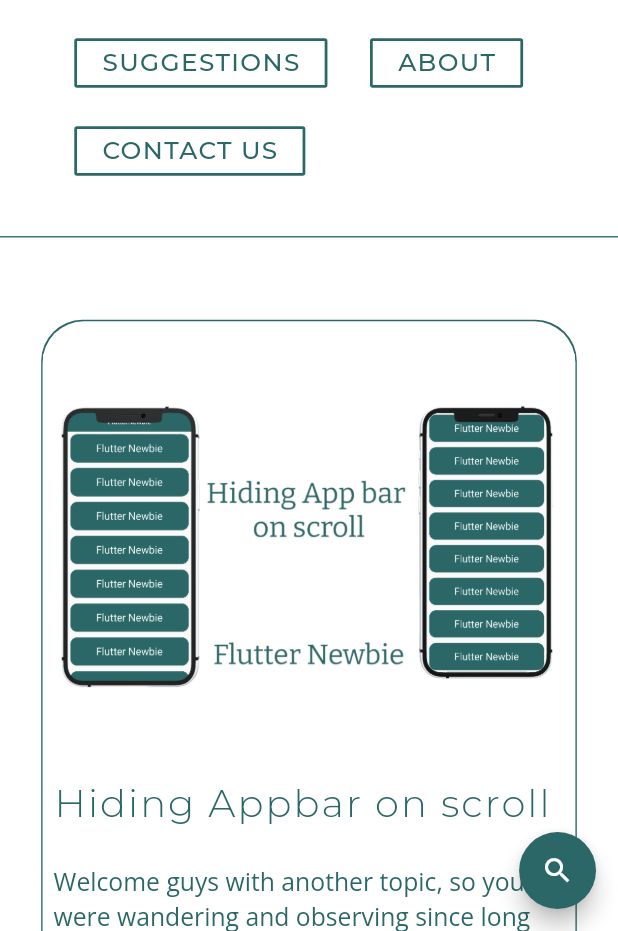
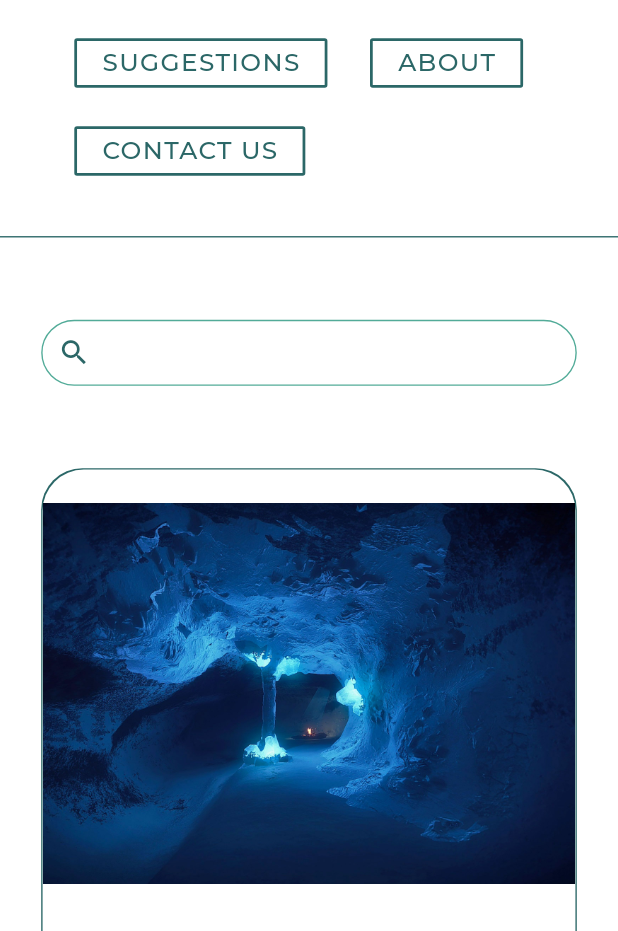
Before and after one commit to D-ENCODER/Flutter-Newbie, a Flutter app: the BlogPage screen opened directly, on a phone screen of 412 x 824 dp, the part 305-1236 px from its top. Run offline on Flutter 3.47's test engine with Material 2 defaults, Android fonts, the phone set to English and light mode, and no system bars; our stand-ins replace animated_text_kit, cloud_firestore, firebase_core, firebase_messaging, fluttertoast, google_fonts and 2 more; accounts and stored records are empty.

Commit message:
Changes done

```diff
--- a/lib/Blog Data/blog_list.dart
+++ b/lib/Blog Data/blog_list.dart
@@ -1,8 +1,13 @@
 import 'package:flutter_blog/Menu%20Bar/home.dart';
 import '../Menu Bar/blogpage.dart';
 
-class BlogData {
-  static List<Data> data1 = [
+final allData = <Data>[
+  Data(
+    'Nohing goes here',
+    'assets/background.png',
+    'hey',
+    MyHomePage(),
+  ),
   Data(
     'Hiding Appbar on scroll',
     'assets/hide_appbar_on_scroll.png',
@@ -10,4 +15,3 @@ class BlogData {
     MyHomePage(),
   ),
 ];
-}
--- a/lib/Constants/constants.dart
+++ b/lib/Constants/constants.dart
@@ -163,7 +163,7 @@ InputDecoration inputMethod() {
   return InputDecoration(
     hintText: 'Enter your name',
     hintStyle: TextStyle(
-      fontWeight: FontWeight.w100,
+      fontWeight: FontWeight.normal,
       color: Colors.white,
     ),
     contentPadding: EdgeInsets.symmetric(vertical: 10.0, horizontal: 20.0),
--- a/lib/Menu Bar/blogpage.dart
+++ b/lib/Menu Bar/blogpage.dart
@@ -1,6 +1,6 @@
 import 'package:flutter/material.dart';
+import 'package:flutter_blog/Constants/constants.dart';
 import 'package:flutter_blog/Footer/footer.dart';
-import 'package:search_page/search_page.dart';
 import '../Blog Data/blog_list.dart';
 import 'listitem.dart';
 import 'menubar.dart';
@@ -20,6 +20,14 @@ class BlogPage extends StatefulWidget {
 }
 
 class _BlogPageState extends State<BlogPage> {
+  String query = '';
+  late List<Data> blogs;
+  @override
+  void initState() {
+    super.initState();
+    blogs = allData;
+  }
+
   @override
   Widget build(BuildContext context) {
     return Scaffold(
@@ -30,12 +38,16 @@ class _BlogPageState extends State<BlogPage> {
             child: Column(
               children: [
                 MenuBar(),
+                Padding(
+                  padding: const EdgeInsets.all(30.0),
+                  child: buildSearch(),
+                ),
                 ListView.builder(
                   physics: NeverScrollableScrollPhysics(),
                   shrinkWrap: true,
-                  itemCount: BlogData.data1.length,
+                  itemCount: blogs.length,
                   itemBuilder: (context, index) {
-                    final Data data = BlogData.data1[index];
+                    final Data data = blogs[index];
                     return Padding(
                       padding: const EdgeInsets.all(30.0),
                       child: Column(
@@ -80,61 +92,83 @@ class _BlogPageState extends State<BlogPage> {
           ),
         ],
       ),
-      floatingActionButton: FloatingActionButton(
-        backgroundColor: Color(0xff2b6767),
-        onPressed: () {
-          showSearch(
-            context: context,
-            delegate: SearchPage<Data>(
-                failure: Center(
-                  child: Text('No such blog found :('),
-                ),
-                searchLabel: 'Search Blogs',
-                builder: (data) => GestureDetector(
-                      onTap: () {
-                        Navigator.push(
-                          context,
-                          MaterialPageRoute(
-                            builder: (context) {
-                              return data.name;
-                            },
-                          ),
-                        );
-                      },
-                      child: Padding(
-                        padding: const EdgeInsets.all(8.0),
-                        child: Container(
-                          decoration: BoxDecoration(
-                            color: Color(0xff2b6767),
-                            borderRadius: BorderRadius.all(
-                              Radius.circular(20),
-                            ),
-                          ),
-                          child: Padding(
-                            padding: const EdgeInsets.all(1.0),
-                            child: Container(
-                              decoration: BoxDecoration(
-                                color: Colors.white,
-                                borderRadius: BorderRadius.all(
-                                  Radius.circular(20),
-                                ),
-                              ),
-                              child: ListTile(
-                                title: Text(data.title),
-                                subtitle: Text(data.subtitle),
-                              ),
-                            ),
-                          ),
-                        ),
-                      ),
-                    ),
-                filter: (data) => [data.title],
-                items: BlogData.data1),
-          );
-        },
-        tooltip: 'Search',
-        child: Icon(Icons.search),
-      ),
     );
   }
+
+  Widget buildSearch() => SearchWidget(
+        text: query,
+        onChanged: searchBlog,
+        hintText: 'Search Blogs......',
+      );
+
+  void searchBlog(String query) {
+    final blogs = allData.where((data) {
+      final blogTitle = data.title.toLowerCase();
+      final searchLower = query.toLowerCase();
+
+      return blogTitle.contains(searchLower);
+    }).toList();
+    setState(() {
+      this.query = query;
+      this.blogs = blogs;
+    });
+  }
 }
+
+class SearchWidget extends StatefulWidget {
+  final String text;
+  final ValueChanged<String> onChanged;
+  final String hintText;
+
+  const SearchWidget({
+    Key? key,
+    required this.text,
+    required this.onChanged,
+    required this.hintText,
+  }) : super(key: key);
+
+  @override
+  _SearchWidgetState createState() => _SearchWidgetState();
+}
+
+class _SearchWidgetState extends State<SearchWidget> {
+  final controller = TextEditingController();
+
+  @override
+  Widget build(BuildContext context) {
+    final styleActive = TextStyle(color: Colors.black);
+    final styleHint = TextStyle(color: Colors.black54);
+    final style = widget.text.isEmpty ? styleHint : styleActive;
+
+    return
+        // Container(
+        //   height: 42,
+        //   margin: const EdgeInsets.fromLTRB(16, 16, 16, 16),
+        //   decoration: BoxDecoration(
+        //     borderRadius: BorderRadius.circular(12),
+        //     color: Colors.white,
+        //     border: Border.all(color: Colors.black26),
+        //   ),
+        //   padding: const EdgeInsets.symmetric(horizontal: 8),
+        // child:
+        TextField(
+      controller: controller,
+      decoration: inputMethod().copyWith(
+        prefixIcon: Icon(Icons.search, color: Color(0xff2b6767)),
+        suffixIcon: widget.text.isNotEmpty
+            ? GestureDetector(
+                child: Icon(Icons.close, color: Color(0xff2b6767)),
+                onTap: () {
+                  controller.clear();
+                  widget.onChanged('');
+                  FocusScope.of(context).requestFocus(FocusNode());
+                },
+              )
+            : null,
+      ),
+      style: style,
+      onChanged: widget.onChanged,
+    );
+    // );
+  }
+}
--- a/pubspec.yaml
+++ b/pubspec.yaml
@@ -13,13 +13,13 @@ dependencies:
   animations: ^2.0.0
   responsive_framework: ^0.1.1
   google_fonts: ^2.1.0
-  search_page: ^2.0.0+1
   animated_text_kit: ^4.2.1
   url_launcher: ^6.0.9
   firebase_core: ^1.5.0
   firebase_messaging: ^10.0.5
   rounded_loading_button: ^2.0.5
   cloud_firestore: ^2.5.1
+  fluttertoast: ^8.0.8
 
 dev_dependencies:
   flutter_test:
```
Also changed, not shown: lib/Menu Bar/contactus.dart (+18 -1 lines), pubspec.lock, 2 other files. Lines whose indentation alone changed are shown as unchanged.
